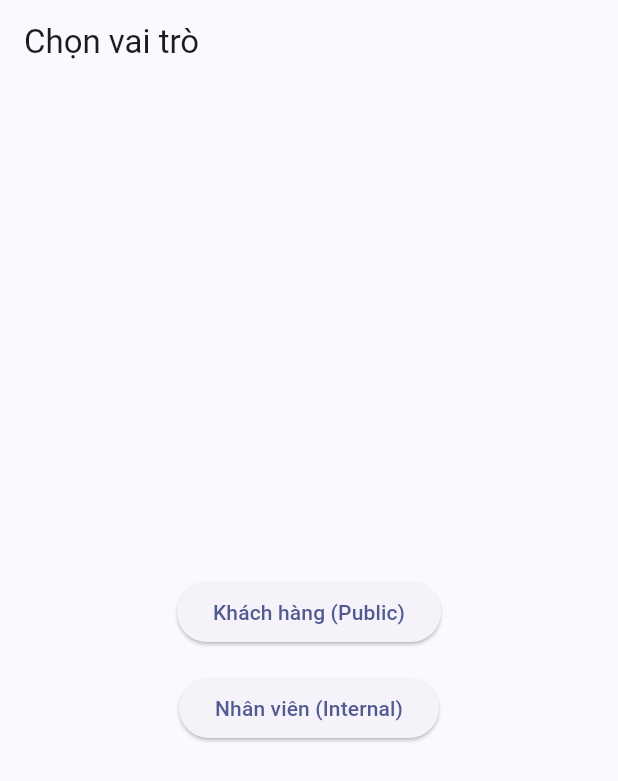
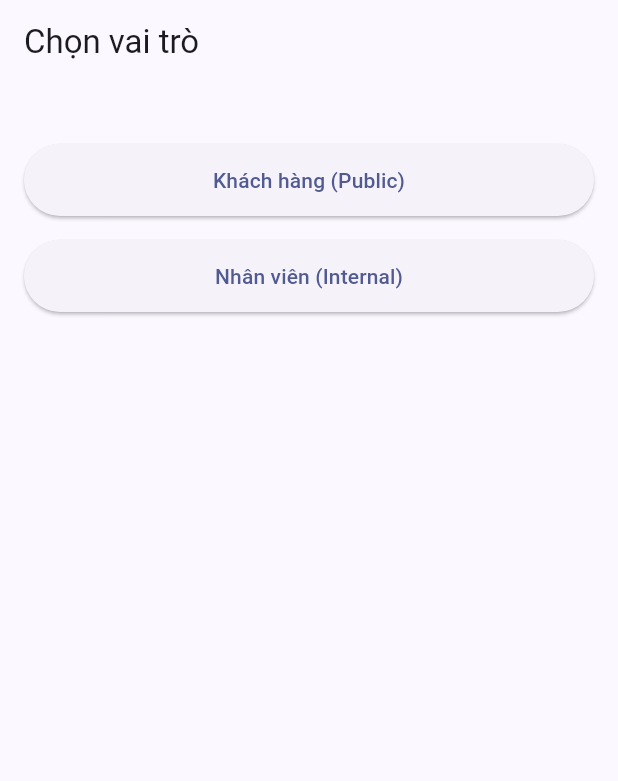
Before and after one commit to chatbotsnp/Snp-mobile, a Flutter app: the screen it shows after launch, on a phone screen of 412 x 824 dp. Shown: the top 781 px of the screen. Run offline on Flutter 3.47's test engine with Material 3 defaults, Android fonts, the phone set to English and light mode, and no system bars.

Commit message:
Update login_screen.dart

```diff
--- a/app_lib/lib/login_screen.dart
+++ b/app_lib/lib/login_screen.dart
@@ -5,8 +5,8 @@ import 'qa_service.dart';
 class LoginScreen extends StatelessWidget {
   const LoginScreen({super.key});
 
-  void _go(BuildContext context, UserRole role) {
-    Navigator.of(context).push(
+  void _go(BuildContext ctx, UserRole role) {
+    Navigator.of(ctx).push(
       MaterialPageRoute(builder: (_) => ChatScreen(role: role)),
     );
   }
@@ -15,20 +15,35 @@ class LoginScreen extends StatelessWidget {
   Widget build(BuildContext context) {
     return Scaffold(
       appBar: AppBar(title: const Text('Chọn vai trò')),
-      body: Center(
+      body: Padding(
+        padding: const EdgeInsets.all(16),
         child: Column(
-          mainAxisSize: MainAxisSize.min,
           children: [
-            _btn(context, 'Khách hàng (Public)', UserRole.public),
+            const SizedBox(height: 24),
+            SizedBox(
+              width: double.infinity,
+              child: ElevatedButton(
+                onPressed: () => _go(context, UserRole.public),
+                child: const Padding(
+                  padding: EdgeInsets.symmetric(vertical: 14),
+                  child: Text('Khách hàng (Public)'),
+                ),
+              ),
+            ),
             const SizedBox(height: 16),
-            _btn(context, 'Nhân viên (Internal)', UserRole.internal),
+            SizedBox(
+              width: double.infinity,
+              child: ElevatedButton(
+                onPressed: () => _go(context, UserRole.internal),
+                child: const Padding(
+                  padding: EdgeInsets.symmetric(vertical: 14),
+                  child: Text('Nhân viên (Internal)'),
+                ),
+              ),
+            ),
           ],
         ),
       ),
     );
   }
-
-  Widget _btn(BuildContext context, String label, UserRole role) {
-    return ElevatedButton(onPressed: () => _go(context, role), child: Text(label));
-  }
 }
```
